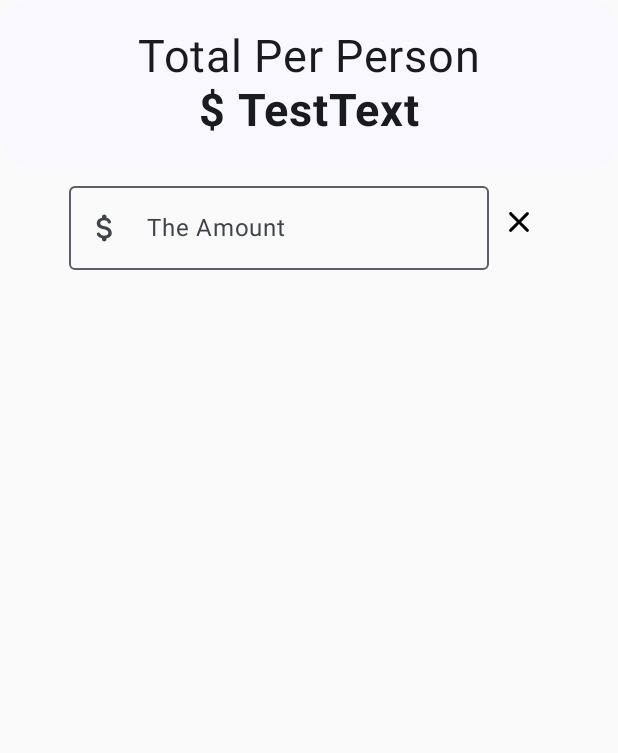
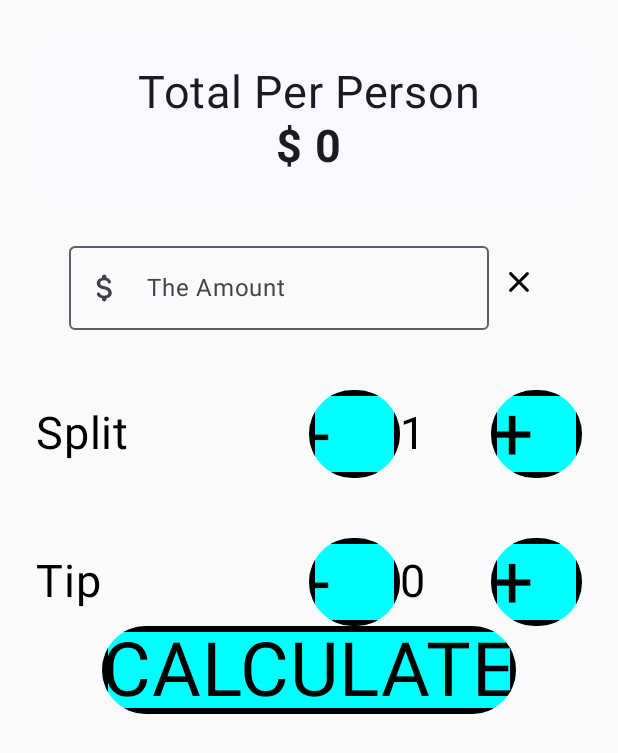
Before and after one commit to sebastian-sopala/TipCalculstor, an Android app built with Jetpack Compose: the screen it shows after launch (MainActivity), on a phone screen of 412 x 824 dp. Shown: the top 753 px of the screen. Run offline under Robolectric (Android 15) with nearby library versions, the phone set to English and light mode, and no system bars.

Commit message:
feature: add tip row and calculate button

```diff
--- a/app/src/main/java/com/example/tipcalculator/MainActivity.kt
+++ b/app/src/main/java/com/example/tipcalculator/MainActivity.kt
@@ -1,40 +1,19 @@
 package com.example.tipcalculator
 
-import android.graphics.drawable.Icon
 import android.os.Bundle
 import androidx.activity.ComponentActivity
 import androidx.activity.compose.setContent
 import androidx.compose.foundation.background
-import androidx.compose.foundation.clickable
 import androidx.compose.foundation.layout.Column
-import androidx.compose.foundation.layout.Row
-import androidx.compose.foundation.layout.fillMaxSize
+import androidx.compose.foundation.layout.aspectRatio
 import androidx.compose.foundation.layout.fillMaxWidth
+import androidx.compose.foundation.layout.height
 import androidx.compose.foundation.layout.padding
-import androidx.compose.foundation.text.KeyboardActions
-import androidx.compose.foundation.text.KeyboardOptions
-import androidx.compose.material.icons.Icons
-import androidx.compose.material.icons.rounded.AttachMoney
-import androidx.compose.material.icons.rounded.Clear
-import androidx.compose.material3.ExperimentalMaterial3Api
-import androidx.compose.material3.Icon
-import androidx.compose.material3.MaterialTheme
-import androidx.compose.material3.OutlinedTextField
-import androidx.compose.material3.Surface
-import androidx.compose.material3.Text
 import androidx.compose.runtime.Composable
-import androidx.compose.runtime.MutableState
-import androidx.compose.runtime.mutableStateOf
-import androidx.compose.runtime.remember
 import androidx.compose.ui.Alignment
 import androidx.compose.ui.Modifier
 import androidx.compose.ui.graphics.Color
-import androidx.compose.ui.text.input.ImeAction
-import androidx.compose.ui.text.input.KeyboardType
-import androidx.compose.ui.tooling.preview.Preview
 import androidx.compose.ui.unit.dp
-import androidx.compose.ui.unit.sp
-import androidx.lifecycle.ViewModel
 import androidx.lifecycle.viewmodel.compose.viewModel
 import com.example.tipcalculator.ui.theme.TipCalculatorTheme
 
@@ -57,14 +36,29 @@ fun TheApp(
     val state = viewModel.state
 
     Column(
-//        modifier = Modifier.fillMaxWidth(),
+        modifier = Modifier
+            .fillMaxWidth()
+            .padding(24.dp),
         horizontalAlignment = Alignment.CenterHorizontally
     ) {
-        Header()
+        Header(amount = state.totalPerPerson)
         EnterBillField(
             amount = state.billAmount,
             onClick = { viewModel.onAction(TipCalculatorActions.Clear) }) {
             viewModel.onAction(TipCalculatorActions.Input(it))
         }
+        SplitRow(
+            number = state.splitBy,
+            onClickPlus = { viewModel.onAction(TipCalculatorActions.SplitPlusButtonPress) }) {
+            viewModel.onAction(TipCalculatorActions.SplitMinusButtonPress)
+        }
+        TipRow(
+            number = state.tipPercentage,
+            onClickPlus = { viewModel.onAction(TipCalculatorActions.TipPlusButtonPress) }) {
+            viewModel.onAction(TipCalculatorActions.TipMinusButtonPress)
+        }
+        Button(symbol = "CALCULATE") {
+            viewModel.onAction(TipCalculatorActions.Calculate)
+        }
     }
 }
--- a/app/src/main/java/com/example/tipcalculator/TipCalculatorActions.kt
+++ b/app/src/main/java/com/example/tipcalculator/TipCalculatorActions.kt
@@ -7,7 +7,7 @@ sealed class TipCalculatorActions {
     object TipPlusButtonPress : TipCalculatorActions()
     object TipMinusButtonPress : TipCalculatorActions()
     object Clear : TipCalculatorActions()
-//    object Input : TipCalculatorActions()
-    data class Input (val number: String): TipCalculatorActions()
+    data class Input(val number: String) : TipCalculatorActions()
+    object Calculate : TipCalculatorActions()
 
 }
--- a/app/src/main/java/com/example/tipcalculator/TipCalculatorState.kt
+++ b/app/src/main/java/com/example/tipcalculator/TipCalculatorState.kt
@@ -1,11 +1,8 @@
 package com.example.tipcalculator
 
-import androidx.compose.runtime.MutableState
-import androidx.compose.runtime.mutableStateOf
-
 data class TipCalculatorState(
-//    var billAmount: MutableState<Int> = mutableStateOf(0),
     var billAmount: String = "",
     var splitBy: Int = 1,
-    var tipPercentage: Int = 0
+    var tipPercentage: Int = 0,
+    var totalPerPerson: String = "0",
 )
--- a/app/src/main/java/com/example/tipcalculator/Widgets.kt
+++ b/app/src/main/java/com/example/tipcalculator/Widgets.kt
@@ -1,6 +1,5 @@
 package com.example.tipcalculator
 
-import androidx.compose.foundation.MutatePriority
 import androidx.compose.foundation.background
 import androidx.compose.foundation.border
 import androidx.compose.foundation.clickable
@@ -8,7 +7,6 @@ import androidx.compose.foundation.layout.Arrangement
 import androidx.compose.foundation.layout.Box
 import androidx.compose.foundation.layout.Column
 import androidx.compose.foundation.layout.Row
-import androidx.compose.foundation.layout.aspectRatio
 import androidx.compose.foundation.layout.fillMaxWidth
 import androidx.compose.foundation.layout.padding
 import androidx.compose.foundation.shape.CircleShape
@@ -24,8 +22,6 @@ import androidx.compose.material3.OutlinedTextField
 import androidx.compose.material3.Surface
 import androidx.compose.material3.Text
 import androidx.compose.runtime.Composable
-import androidx.compose.runtime.MutableState
-import androidx.compose.runtime.mutableStateOf
 import androidx.compose.ui.Alignment
 import androidx.compose.ui.Modifier
 import androidx.compose.ui.draw.clip
@@ -48,7 +44,6 @@ fun Button(
         modifier = Modifier
             .clip(CircleShape)
             .background(Color.Cyan)
-            .aspectRatio(1f)
             .clickable { onClick() }
             .border(4.dp, Color.Black)
             .then(modifier),
@@ -64,7 +59,7 @@ fun Button(
 
 @Composable
 fun Header(
-    amount: String = "TestText",
+    amount: String,
     modifier: Modifier = Modifier
 ) {
     Surface(
@@ -101,10 +96,10 @@ fun EnterBillField(
 ) {
     Row(
         verticalAlignment = Alignment.CenterVertically,
-        modifier = Modifier.padding(4.dp)
+        modifier = Modifier.padding(top = 20.dp)
     ) {
         OutlinedTextField(
-            value = amount.toString(),
+            value = amount,
             singleLine = true,
             keyboardOptions = KeyboardOptions(
                 keyboardType = KeyboardType.Number,
@@ -134,9 +129,8 @@ fun EnterBillField(
 @Composable
 fun SplitRow(number: Int, onClickPlus: () -> Unit, onClickMinus: () -> Unit) {
     Row(
-        modifier = Modifier.fillMaxWidth(),
+        modifier = Modifier.fillMaxWidth().padding(top = 40.dp),
         verticalAlignment = Alignment.CenterVertically,
-//        horizontalArrangement = Arrangement.Center
     ) {
         Text(
             text = "Split",
@@ -164,6 +158,38 @@ fun SplitRow(number: Int, onClickPlus: () -> Unit, onClickMinus: () -> Unit) {
     }
 }
 
+@Composable
+fun TipRow(number: Int, onClickPlus: () -> Unit, onClickMinus: () -> Unit) {
+    Row(
+        modifier = Modifier.fillMaxWidth().padding(top = 40.dp),
+        verticalAlignment = Alignment.CenterVertically,
+    ) {
+        Text(
+            text = "Tip",
+            fontSize = 30.sp,
+            modifier = Modifier.weight(3f)
+        )
+        Button(
+            symbol = "-",
+            modifier = Modifier.weight(1f)
+        ) {
+            onClickMinus()
+        }
+        Text(
+            text = number.toString(),
+            fontSize = 30.sp,
+            modifier = Modifier.weight(1f)
+        )
+        Button(
+            symbol = "+",
+            modifier = Modifier.weight(1f)
+        ) {
+            onClickPlus()
+        }
+    }
+
+}
+
 
 @Preview(showBackground = true)
 @Composable
@@ -175,14 +201,14 @@ fun buttonPreview() {
 @Preview(showBackground = false)
 @Composable
 fun ResultCardPreview() {
-    Header()
+    Header("123.5")
 }
 
-//@Preview(showBackground = true)
-//@Composable
-//fun EnterBillFieldPreview() {
-//    EnterBillField()
-//}
+@Preview(showBackground = true)
+@Composable
+fun EnterBillFieldPreview() {
+    EnterBillField(amount = "1233", onClick = {}, onValueChange = {})
+}
 
 @Preview(showBackground = true)
 @Composable
@@ -190,3 +216,10 @@ fun SplitRowPreview(
 ) {
     SplitRow(2, onClickPlus = {}, onClickMinus = {})
 }
+
+@Preview(showBackground = true)
+@Composable
+fun TipRowPreview(
+) {
+    TipRow(number = 5, onClickPlus = {}, onClickMinus = {})
+}
```
Also changed, not shown: app/src/main/java/com/example/tipcalculator/TipCalculatorViewModel.kt (+19 -8 lines).
